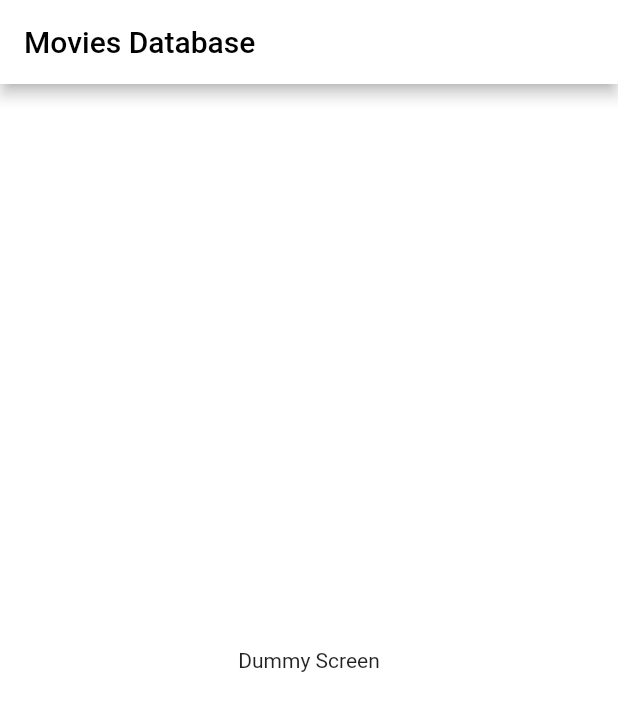
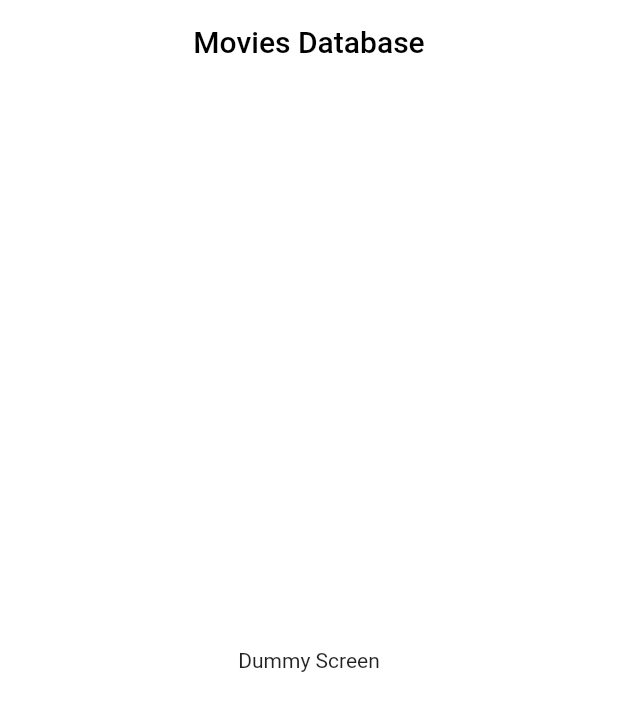
Before and after one commit to nobodyn0se/Offline_MovieDB, a Flutter app: the screen it shows after launch, on a phone screen of 412 x 824 dp. Shown: the top 711 px of the screen. Run offline on Flutter 3.47's test engine with Material 2 defaults, Android fonts, the phone set to English and light mode, and no system bars.

Commit message:
Set appBar and statusBar color to white

```diff
--- a/lib/main.dart
+++ b/lib/main.dart
@@ -3,6 +3,9 @@ import 'package:flutter/services.dart';
 
 void main() {
   WidgetsFlutterBinding.ensureInitialized();
+  SystemChrome.setSystemUIOverlayStyle(SystemUiOverlayStyle(
+    statusBarColor: Colors.white,
+  ));
   SystemChrome.setPreferredOrientations(
           [DeviceOrientation.portraitUp, DeviceOrientation.portraitDown])
       .then((_) => runApp(MyApp()));
@@ -34,6 +37,9 @@ class _MyHomePageState extends State<MyHomePage> {
       backgroundColor: Colors.white,
       appBar: AppBar(
         backgroundColor: Colors.white,
+        brightness: Brightness.light,
+        centerTitle: true,
+        elevation: 0,
         title: Text(
           'Movies Database',
           style: TextStyle(color: Colors.black),
```
